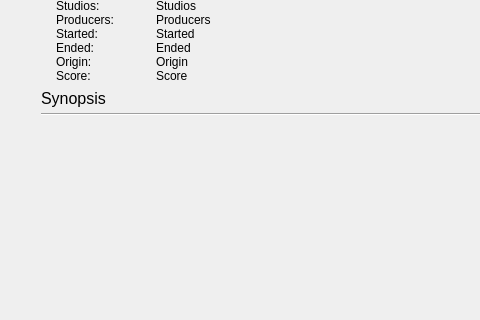
The window that src/gui/pages/recognition_now_playing_widget.ui (nisemono0/AniTrack) describes before a commit, drawn with Qt 5; both pictures show x 0 to 480 and y 233 to 553 of the 726 by 553 pixel window.
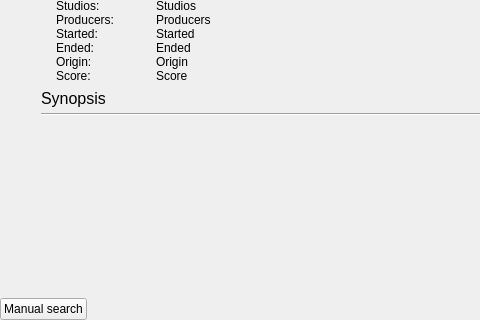
The same window after the commit. Custom widgets are drawn as their Qt base class.

Commit message: feat: add manual search button to the now playing page

```diff
--- a/src/gui/pages/recognition_now_playing_widget.ui
+++ b/src/gui/pages/recognition_now_playing_widget.ui
@@ -963,6 +963,16 @@
    </item>
    <item>
     <layout class="QHBoxLayout" name="horizontalLayout_2">
+     <item>
+      <widget class="QPushButton" name="pushButtonManualSearch">
+       <property name="focusPolicy">
+        <enum>Qt::FocusPolicy::NoFocus</enum>
+       </property>
+       <property name="text">
+        <string>Manual search</string>
+       </property>
+      </widget>
+     </item>
      <item>
       <spacer name="horizontalSpacer">
        <property name="orientation">
```
The commit also changes 3 other files.
